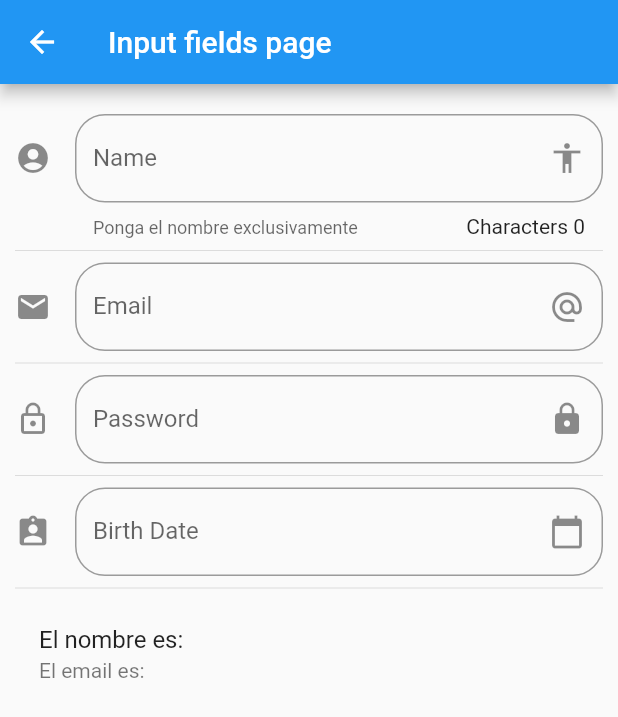
After one commit to josnih21/flutter_componentes_practice, a Flutter app: the screen it shows after launch, after a tap on "Inputs", on a phone screen of 412 x 824 dp. The commit adds this screen. Shown: the top 717 px of the screen. Run offline on Flutter 3.47's test engine with Material 2 defaults, Android fonts, the phone set to English and light mode, and no system bars; network calls fail.

Commit message:
added date picker

```diff
--- a/data/menu_opts.json
+++ b/data/menu_opts.json
@@ -20,6 +20,11 @@
             "ruta" : "animatedContainer",
             "icon" : "donut_large",
             "texto": "Animated Container"
+        },
+        {
+            "ruta" : "inputs",
+            "icon" : "input",
+            "texto": "Inputs"
         }
     ]
 }
--- a/lib/main.dart
+++ b/lib/main.dart
@@ -1,6 +1,7 @@
 import 'package:components_practice/src/routes/routes.dart';
 
 import 'package:flutter/material.dart';
+import 'package:flutter_localizations/flutter_localizations.dart';
 
 void main() => runApp(MyApp());
 
@@ -8,6 +9,14 @@ class MyApp extends StatelessWidget {
   @override
   Widget build(BuildContext context) {
     return MaterialApp(
+      localizationsDelegates:[
+        GlobalMaterialLocalizations.delegate,
+        GlobalWidgetsLocalizations.delegate,
+      ],
+      supportedLocales: [
+        const Locale('en','US'),
+        const Locale('es','ES')
+      ],
       debugShowCheckedModeBanner: false,
       title: 'Material App',
       initialRoute: '/',
--- a/lib/src/pages/animated_container.dart
+++ b/lib/src/pages/animated_container.dart
@@ -1,6 +1,5 @@
 import 'dart:math';
 
-import 'package:components_practice/src/pages/home_page.dart';
 import 'package:flutter/material.dart';
 
 class AnimatedContainerPage extends StatefulWidget {
--- /dev/null
+++ b/lib/src/pages/input_page.dart
@@ -0,0 +1,150 @@
+import 'package:flutter/material.dart';
+
+
+class InputPage extends StatefulWidget {
+
+  @override
+  _InputPageState createState() => _InputPageState();
+}
+
+class _InputPageState extends State<InputPage> {
+
+  String _name = "";
+  String _email = "";
+  String _date = "";
+
+  TextEditingController _inputFieldDateController = new TextEditingController();
+
+  @override
+  Widget build(BuildContext context) {
+    return Scaffold(
+      appBar: AppBar(
+        title: Text('Input fields page')
+      ),
+      body: ListView(
+        padding: EdgeInsets.symmetric(horizontal:10.0,vertical: 20.0),
+        children: <Widget>[
+          _createInput(),
+          Divider(),
+          _createEmail(),
+          Divider(),
+          _createPassword(),
+          Divider(),
+          _createDatePicker(context),
+          Divider(),
+          _createPerson(),
+        ],
+      ),
+    );
+
+  }
+
+  Widget _createInput() {
+    return TextField(
+      textCapitalization: TextCapitalization.sentences,
+      decoration: InputDecoration(
+        border: OutlineInputBorder(
+          borderRadius: BorderRadius.circular(20.0)
+        ),
+        counter: Text('Characters ${_name.length}'),
+        hintText: 'Nombre completo',
+        labelText: 'Name',
+        helperText: 'Ponga el nombre exclusivamente',
+        suffixIcon: Icon(Icons.accessibility),
+        icon: Icon(Icons.account_circle),
+      ),
+      onChanged: (value){
+        setState(() {
+          _name = value;
+        });
+      },
+    );
+
+
+  }
+
+  Widget _createPerson() {
+    return ListTile(
+      title: Text('El nombre es: $_name'),
+      subtitle: Text('El email es: $_email'),
+    );
+  }
+
+  Widget _createEmail() {
+    return TextField(
+      keyboardType: TextInputType.emailAddress,
+      decoration: InputDecoration(
+        border: OutlineInputBorder(
+          borderRadius: BorderRadius.circular(20.0)
+        ),
+        hintText: 'Email',
+        labelText: 'Email',
+        suffixIcon: Icon(Icons.alternate_email),
+        icon: Icon(Icons.email),
+      ),
+      onChanged: (value){
+        setState(() {
+          _email = value;
+        });
+      },
+    );
+  }
+
+  Widget _createPassword() {
+    return TextField(
+      obscureText: true,
+      decoration: InputDecoration(
+        border: OutlineInputBorder(
+          borderRadius: BorderRadius.circular(20.0)
+        ),
+        hintText: 'Password',
+        labelText: 'Password',
+        suffixIcon: Icon(Icons.lock),
+        icon: Icon(Icons.lock_outline),
+      ),
+      onChanged: (value){
+        setState(() {
+        });
+      },
+    );
+  }
+
+  Widget _createDatePicker(BuildContext context) {
+    return TextField(
+      textAlign: TextAlign.center,
+      enableInteractiveSelection: false,
+      controller: _inputFieldDateController,
+      decoration: InputDecoration(
+        border: OutlineInputBorder(
+          borderRadius: BorderRadius.circular(20.0)
+        ),
+        hintText: 'Birth Date',
+        labelText: 'Birth Date',
+        suffixIcon: Icon(Icons.calendar_today),
+        icon: Icon(Icons.assignment_ind),
+      ),
+      onTap: (){
+        FocusScope.of(context).requestFocus(new FocusNode());
+        _selectDate(context);
+
+      },
+    );
+  }
+
+  void _selectDate(BuildContext context) async {
+    DateTime picked = await showDatePicker(
+      context: context,
+      initialDate: new DateTime.now(),
+      firstDate: new DateTime(2018),
+      lastDate: new DateTime(2025),
+      locale: Locale('es','ES')
+    );
+
+    if(picked != null){
+      setState(() {
+        _date = picked.day.toString()+'/'+picked.month.toString()+'/'+picked.year.toString();
+        _inputFieldDateController.text = _date;
+      });
+    }
+  }
+}
--- a/lib/src/routes/routes.dart
+++ b/lib/src/routes/routes.dart
@@ -3,6 +3,7 @@ import 'package:components_practice/src/pages/animated_container.dart';
 import 'package:components_practice/src/pages/avatar_page.dart';
 import 'package:components_practice/src/pages/cart_page.dart';
 import 'package:components_practice/src/pages/home_page.dart';
+import 'package:components_practice/src/pages/input_page.dart';
 import 'package:flutter/material.dart';
 
 Map<String, WidgetBuilder> getApplicationRoutes() {
@@ -12,5 +13,6 @@ Map<String, WidgetBuilder> getApplicationRoutes() {
     'avatar': (BuildContext context) => AvatarPage(),
     'card': (BuildContext context) => CardPage(),
     'animatedContainer' : (BuildContext context) => AnimatedContainerPage(),
+    'inputs' : (BuildContext context) => InputPage(),
   };
 }
--- a/lib/src/utils/icono_string_util.dart
+++ b/lib/src/utils/icono_string_util.dart
@@ -4,7 +4,9 @@ final _icons = <String, IconData>{
   'add_alert'     : Icons.add_alert,
   'accessibility' : Icons.accessibility,
   'folder_open'   : Icons.folder_open,
-  'donut_large'   : Icons.donut_large
+  'donut_large'   : Icons.donut_large,
+  'input'         : Icons.input
+
 };
 
 Icon getIcon(String iconName) {
--- a/pubspec.yaml
+++ b/pubspec.yaml
@@ -19,7 +19,8 @@ environment:
 dependencies:
   flutter:
     sdk: flutter
-
+  flutter_localizations:
+    sdk: flutter
   # The following adds the Cupertino Icons font to your application.
   # Use with the CupertinoIcons class for iOS style icons.
   cupertino_icons: ^0.1.2
```
Also changed, not shown: pubspec.lock.
